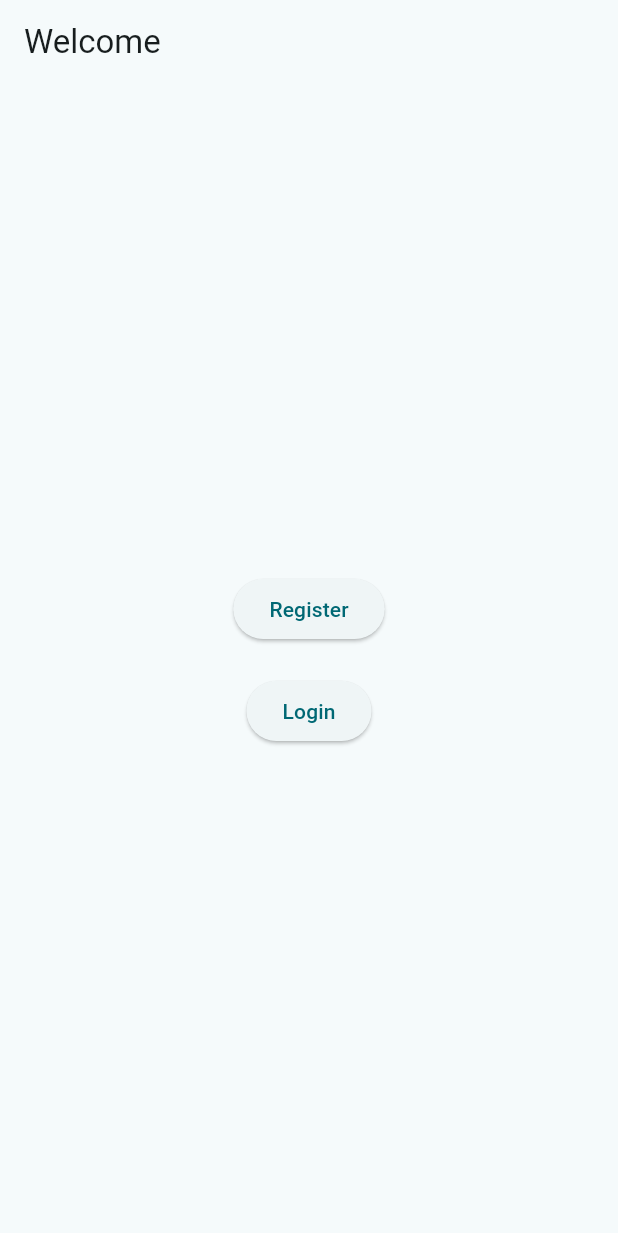
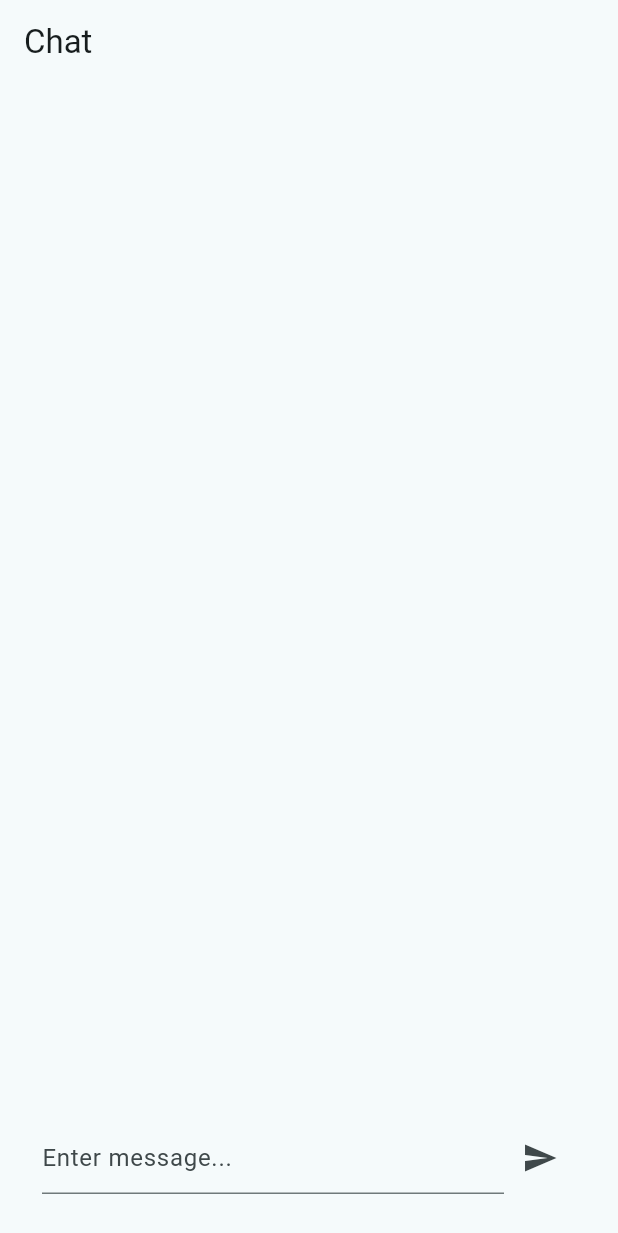
Before and after one commit to wess/chatwrite-flutter, a Flutter app: the screen it shows after launch, on a phone screen of 412 x 824 dp. Shown: the top 1233 px of the screen. Run offline on Flutter 3.47's test engine with Material 2 defaults, Android fonts, the phone set to English and light mode, and no system bars; our stand-ins replace appwrite, go_router.

Commit message:
Adds chat view

```diff
--- /dev/null
+++ b/lib/pages/chat.dart
@@ -0,0 +1,72 @@
+import 'package:flutter/material.dart';
+
+class ChatPage extends StatefulWidget {
+  const ChatPage({Key? key}) : super(key: key);
+
+  @override
+  ChatPageState createState() => ChatPageState();
+}
+
+class ChatPageState extends State<ChatPage> {
+  final List<String> messages = [];
+  final TextEditingController _controller = TextEditingController();
+  final ScrollController _scrollController = ScrollController();
+
+  void _sendMessage() {
+    if (_controller.text.isNotEmpty) {
+      setState(() {
+        messages.add(_controller.text);
+      });
+      _controller.clear();
+
+      // Scroll to the bottom of the list
+      _scrollController.animateTo(
+        _scrollController.position.maxScrollExtent,
+        duration: const Duration(milliseconds: 200),
+        curve: Curves.easeOut,
+      );
+    }
+  }
+
+  @override
+  Widget build(BuildContext context) {
+    return Scaffold(
+      appBar: AppBar(title: const Text('Chat')),
+      body: Padding(
+        padding: EdgeInsets.all(20),
+        child: Column(
+        children: [
+          Expanded(
+            child: ListView.builder(
+              controller: _scrollController,
+              itemCount: messages.length,
+              itemBuilder: (context, index) {
+                return ListTile(title: Text(messages[index]));
+              },
+            ),
+          ),
+          Padding(
+            padding: const EdgeInsets.all(8.0),
+            child: Row(
+              children: [
+                Expanded(
+                  child: TextField(
+                    controller: _controller,
+                    decoration: const InputDecoration(
+                      hintText: 'Enter message...',
+                    ),
+                  ),
+                ),
+                IconButton(
+                  icon: const Icon(Icons.send),
+                  onPressed: _sendMessage,
+                )
+              ],
+            ),
+          ),
+        ],
+      ),
+      )
+    );
+  }
+}
--- a/lib/router.dart
+++ b/lib/router.dart
@@ -7,6 +7,7 @@ import './providers/account.dart';
 import './pages/landing.dart';
 import './pages/login.dart';
 import './pages/register.dart';
+import './pages/chat.dart';
 
 String Function(BuildContext context, GoRouterState state) redirect =
   (BuildContext context, GoRouterState state) =>
@@ -14,7 +15,7 @@ String Function(BuildContext context, GoRouterState state) redirect =
 
 final router = GoRouter(
   // redirect: redirect,
-  initialLocation: '/',
+  initialLocation: '/chat',
   routes: [
     GoRoute(
       path: '/',
@@ -28,5 +29,9 @@ final router = GoRouter(
       path: '/register',
       pageBuilder: (context, state) => const MaterialPage(child: RegisterPage()),
     ),
+    GoRoute(
+      path: '/chat',
+      pageBuilder: (context, state) => const MaterialPage(child: ChatPage()),
+    ),
   ],
 );
```
